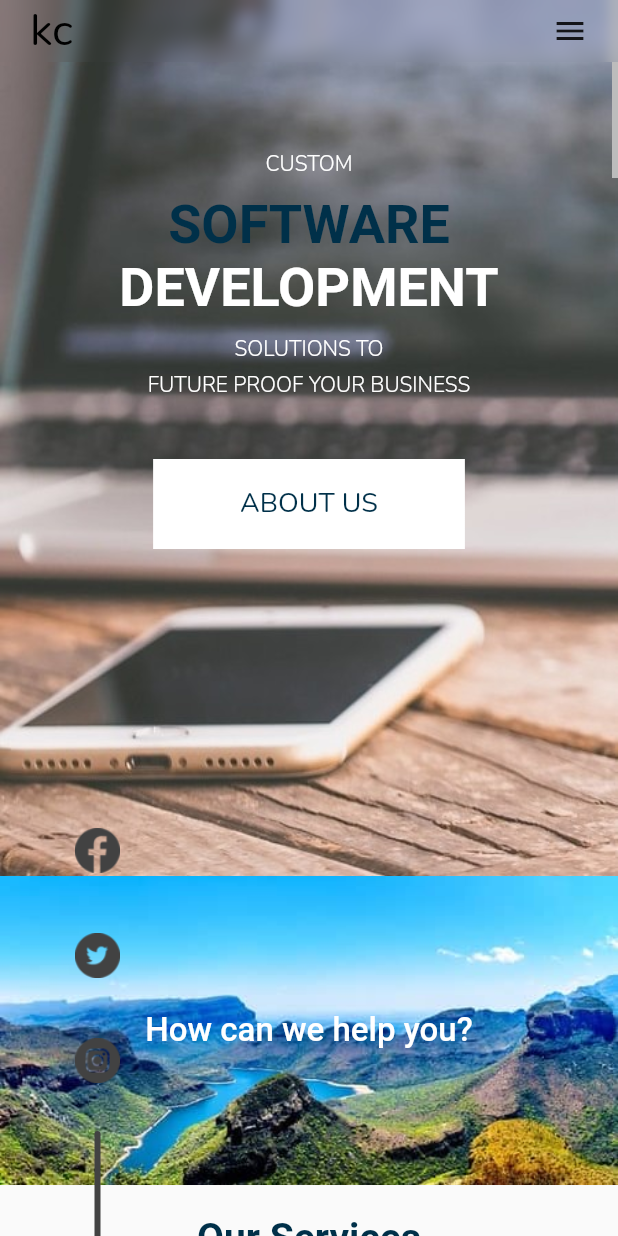
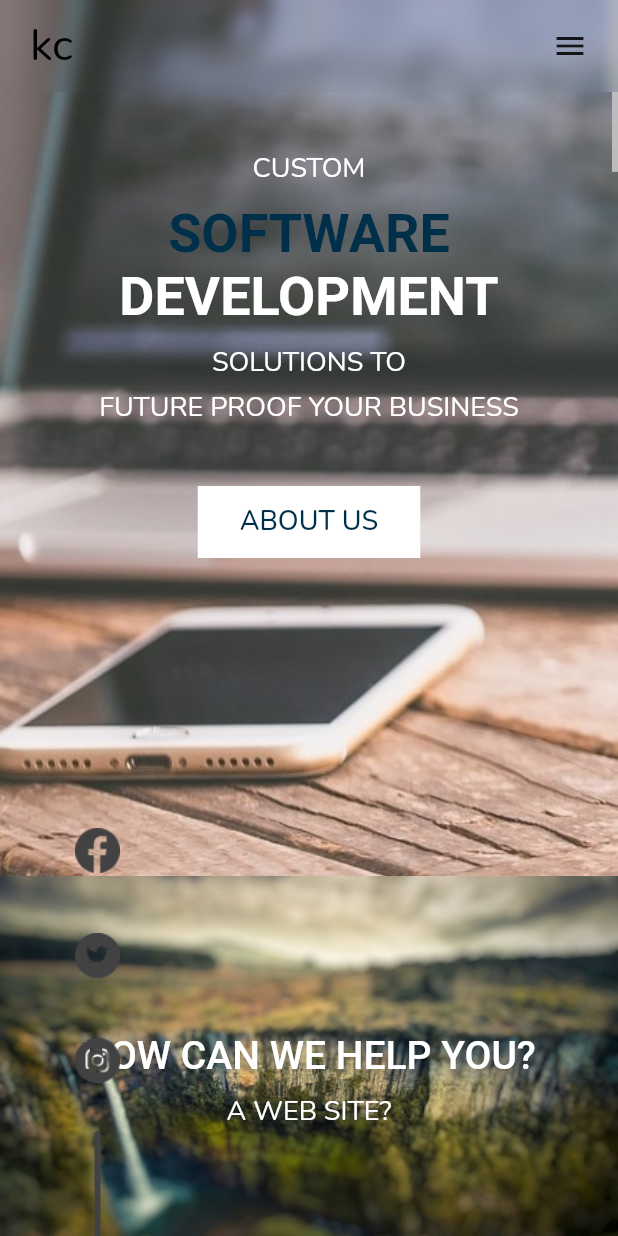
Before and after one commit to ryanemm/kosi_connect, a Flutter app: the LargeScreen screen opened directly, on a phone screen of 412 x 824 dp. Run offline on Flutter 3.47's test engine with Material 2 defaults, Android fonts, the phone set to English and light mode, and no system bars; drawn by our look-alikes of animated_text_kit; our stand-ins replace google_fonts, outline_gradient_button, responsive_framework; missing offline and left inert: assorted_layout_widgets, shape_of_view.

```diff
--- a/lib/Components/nav_bar.dart
+++ b/lib/Components/nav_bar.dart
@@ -111,7 +111,7 @@ class _MobileBarState extends State<MobileBar> {
       child: BackdropFilter(
         filter: ImageFilter.blur(sigmaX: 5, sigmaY: 5),
         child: Container(
-          padding: EdgeInsets.only(top: 0, left: 20, right: 20),
+          padding: EdgeInsets.only(top: 10, bottom: 10, left: 20, right: 20),
           child:
               Row(mainAxisAlignment: MainAxisAlignment.spaceBetween, children: [
             // SizedBox(width: 20),
--- a/lib/Components/square_button.dart
+++ b/lib/Components/square_button.dart
@@ -28,7 +28,7 @@ class _SquareButtonState extends State<SquareButton> {
         },
         child: AnimatedContainer(
             duration: Duration(milliseconds: 500),
-            padding: EdgeInsets.only(bottom: 6, top: 6, left: 50, right: 50),
+            padding: EdgeInsets.symmetric(horizontal: 20),
             decoration: BoxDecoration(
               gradient: _isHover
                   ? LinearGradient(colors: [Colors.white, Colors.white])
@@ -59,7 +59,7 @@ class _SquareButtonState extends State<SquareButton> {
               child: Text(
                 "ABOUT US",
                 style: GoogleFonts.nunito(
-                    fontWeight: FontWeight.w400,
+                    fontWeight: FontWeight.w500,
                     color: Color(0xFF003049),
                     fontSize: 18),
               ),
--- a/lib/Sections/OurProcess/Layouts/mobile_process.dart
+++ b/lib/Sections/OurProcess/Layouts/mobile_process.dart
@@ -30,7 +30,7 @@ class MobileProcess extends StatelessWidget {
             style: GoogleFonts.nunito(
               fontSize: 18,
               color: Colors.grey[800],
-              fontWeight: FontWeight.w300,
+              fontWeight: FontWeight.w400,
             ),
           ),
           SizedBox(height: 15),
--- a/lib/Sections/Services/Layouts/mobile_services.dart
+++ b/lib/Sections/Services/Layouts/mobile_services.dart
@@ -14,20 +14,51 @@ class MobileServices extends StatelessWidget {
           child: Stack(
             alignment: AlignmentDirectional.center,
             children: [
-              Image.asset("assets/images/mpumalanga_mobile.jpg"),
+              Image.asset("assets/images/nelspruit1_mobile_blur.jpeg"),
               Center(
-                  child: Text(
-                "How can we help you?",
-                style: GoogleFonts.novaRound(
-                    fontSize: 22,
-                    fontWeight: FontWeight.w500,
-                    color: Colors.white),
+                  child: Column(
+                children: [
+                  Text(
+                    "HOW CAN WE HELP YOU?",
+                    style: GoogleFonts.novaRound(
+                        fontSize: 26,
+                        fontWeight: FontWeight.w500,
+                        color: Colors.white),
+                  ),
+                  SizedBox(height: 10),
+                  AnimatedTextKit(
+                    repeatForever: true,
+                    animatedTexts: [
+                      TypewriterAnimatedText("A WEB SITE?",
+                          cursor: "|",
+                          speed: Duration(milliseconds: 100),
+                          textStyle: GoogleFonts.nunito(
+                              fontSize: 18,
+                              fontWeight: FontWeight.w400,
+                              color: Colors.white)),
+                      TypewriterAnimatedText("A MOBILE APP?",
+                          cursor: "|",
+                          speed: Duration(milliseconds: 100),
+                          textStyle: GoogleFonts.nunito(
+                              fontSize: 18,
+                              fontWeight: FontWeight.w400,
+                              color: Colors.white)),
+                      TypewriterAnimatedText("A CUSTOM SOLUTION?",
+                          cursor: "|",
+                          speed: Duration(milliseconds: 100),
+                          textStyle: GoogleFonts.nunito(
+                              fontSize: 18,
+                              fontWeight: FontWeight.w400,
+                              color: Colors.white))
+                    ],
+                  ),
+                ],
               ))
             ],
           ),
         ),
         Container(
-          color: Colors.grey[50],
+          color: Colors.white,
           padding: EdgeInsets.only(left: 30, right: 30, top: 20, bottom: 30),
           child: Column(
             mainAxisAlignment: MainAxisAlignment.start,
--- a/lib/Sections/Services/service_card_mobile.dart
+++ b/lib/Sections/Services/service_card_mobile.dart
@@ -54,7 +54,7 @@ class _ServiceCardMobileState extends State<ServiceCardMobile> {
             style: GoogleFonts.nunito(
                 fontSize: 18,
                 color: Colors.grey[800],
-                fontWeight: FontWeight.w300),
+                fontWeight: FontWeight.w400),
           ),
           SizedBox(height: 18),
           Container(
--- a/lib/Sections/TopSection/Layouts/mobile_hero_section.dart
+++ b/lib/Sections/TopSection/Layouts/mobile_hero_section.dart
@@ -24,8 +24,8 @@ class MobileHeroSection extends StatelessWidget {
               SizedBox(height: 100),
               Text("CUSTOM",
                   style: GoogleFonts.nunito(
-                      fontSize: 14,
-                      fontWeight: FontWeight.w300,
+                      fontSize: 18,
+                      fontWeight: FontWeight.w400,
                       color: Colors.white)),
               SizedBox(height: 10),
               Text(
@@ -44,8 +44,8 @@ class MobileHeroSection extends StatelessWidget {
               SizedBox(height: 10),
               Text("SOLUTIONS TO",
                   style: GoogleFonts.nunito(
-                      fontSize: 14,
-                      fontWeight: FontWeight.w300,
+                      fontSize: 18,
+                      fontWeight: FontWeight.w400,
                       color: Colors.white)),
               SizedBox(height: 5),
               AnimatedTextKit(
@@ -53,24 +53,24 @@ class MobileHeroSection extends StatelessWidget {
                 animatedTexts: [
                   TypewriterAnimatedText("FUTURE PROOF YOUR BUSINESS",
                       cursor: "|",
-                      speed: Duration(milliseconds: 150),
+                      speed: Duration(milliseconds: 100),
                       textStyle: GoogleFonts.nunito(
-                          fontSize: 14,
-                          fontWeight: FontWeight.w300,
+                          fontSize: 18,
+                          fontWeight: FontWeight.w400,
                           color: Colors.white)),
                   TypewriterAnimatedText("SIMPLIFY YOUR WORKFLOW",
                       cursor: "|",
-                      speed: Duration(milliseconds: 150),
+                      speed: Duration(milliseconds: 100),
                       textStyle: GoogleFonts.nunito(
-                          fontSize: 14,
-                          fontWeight: FontWeight.w300,
+                          fontSize: 18,
+                          fontWeight: FontWeight.w400,
                           color: Colors.white)),
                   TypewriterAnimatedText("REACH NEW CLIENTELE",
                       cursor: "|",
-                      speed: Duration(milliseconds: 150),
+                      speed: Duration(milliseconds: 100),
                       textStyle: GoogleFonts.nunito(
-                          fontSize: 14,
-                          fontWeight: FontWeight.w300,
+                          fontSize: 18,
+                          fontWeight: FontWeight.w400,
                           color: Colors.white))
                 ],
               ),
```
Also changed, not shown: lib/Sections/Contact/contact_section.dart (+7 -5 lines), assets/images/IMG-20220122-WA0026.jpg (added), assets/images/nelspruit1_mobile.jpg (added), assets/images/nelspruit1_mobile_blur.jpeg (added), 2 other files.
